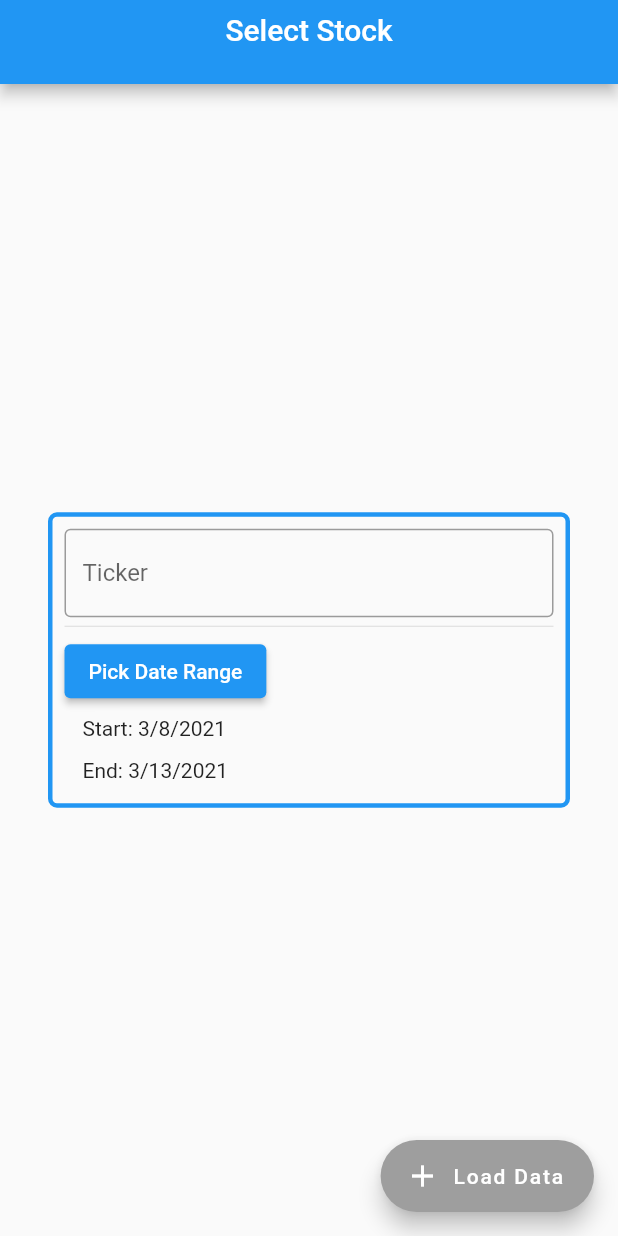
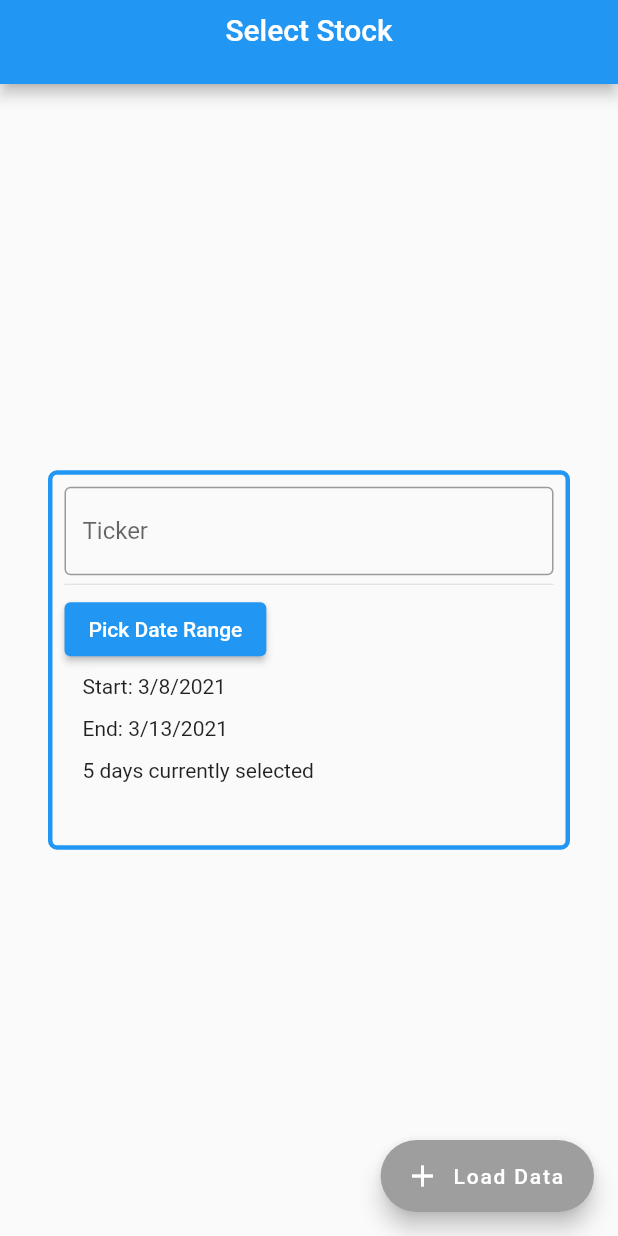
Before and after one commit to TudorMaxim/FinancialSystemsCoursework, a Flutter app: the screen it shows after launch, on a phone screen of 412 x 824 dp. Run offline on Flutter 3.47's test engine with Material 2 defaults, Android fonts, the phone set to English and light mode, and no system bars; drawn by our look-alikes of flutter_typeahead; our stand-ins replace connectivity, csv, syncfusion_flutter_datepicker.

```diff
--- a/lib/screens/MainScreen.dart
+++ b/lib/screens/MainScreen.dart
@@ -47,7 +47,7 @@ class MainScreenState extends AppBaseState<MainScreen> {
       );
     } else {
       ScaffoldMessenger.of(context).showSnackBar(SnackBar(
-        content: Text('Please select ticker and date range'),
+        content: Text('Please select ticker and valid date range'),
         duration: Duration(seconds: 2),
       ));
     }
@@ -203,6 +203,7 @@ class DateRangeSelector extends StatefulWidget {
 class _DateRangeSelectorState extends State<DateRangeSelector> {
   final Function _handleDateSubmit;
   List<DateTime> _dates;
+  bool _err = false;
 
   _DateRangeSelectorState(this._dates, this._handleDateSubmit);
 
@@ -223,19 +224,22 @@ class _DateRangeSelectorState extends State<DateRangeSelector> {
               .compareTo(Duration(days: 365 * 2)) ==
           1) {
         debugPrint('Range larger than 2 years selected!');
-        ScaffoldMessenger.of(context).showSnackBar(SnackBar(
-          content: Text('Please select a range of two years or less.'),
-          duration: Duration(seconds: 2),
-        ));
+        this.setState(() {
+          _err = true;
+          _handleDateSubmit(null);
+        });
       } else {
-        _handleDateSubmit(_dates);
+        this.setState(() {
+          _handleDateSubmit(_dates);
+          _err = false;
+        });
       }
     } else {
       debugPrint('Incorrect dates selected');
-      ScaffoldMessenger.of(context).showSnackBar(SnackBar(
-        content: Text('Please select a valid date range!'),
-        duration: Duration(seconds: 2),
-      ));
+      this.setState(() {
+        _err = true;
+        _handleDateSubmit(null);
+      });
     }
   }
 
@@ -272,6 +276,7 @@ class _DateRangeSelectorState extends State<DateRangeSelector> {
 
   @override
   Widget build(BuildContext context) {
+    final int _durr = _dates.last.difference(_dates.first).inDays;
     return Container(
       child: Column(
         children: [
@@ -294,6 +299,27 @@ class _DateRangeSelectorState extends State<DateRangeSelector> {
             padding:
                 const EdgeInsets.symmetric(horizontal: 12.0, vertical: 6.0),
             child: Text('End: ${DateFormat.yMd().format(_dates.last)}'),
+          ),
+          VerticalDivider(
+            width: 12.0,
+          ),
+          Padding(
+            padding:
+                const EdgeInsets.symmetric(horizontal: 12.0, vertical: 6.0),
+            child: Text('$_durr days currently selected'),
+          ),
+          VerticalDivider(
+            width: 12.0,
+          ),
+          Padding(
+            padding:
+                const EdgeInsets.symmetric(horizontal: 12.0, vertical: 6.0),
+            child: Text(
+              _err
+                  ? 'Please select a valid date range!\n(less then two years)'
+                  : '',
+              style: TextStyle(color: Colors.red),
+            ),
           )
         ],
         crossAxisAlignment: CrossAxisAlignment.start,
```
